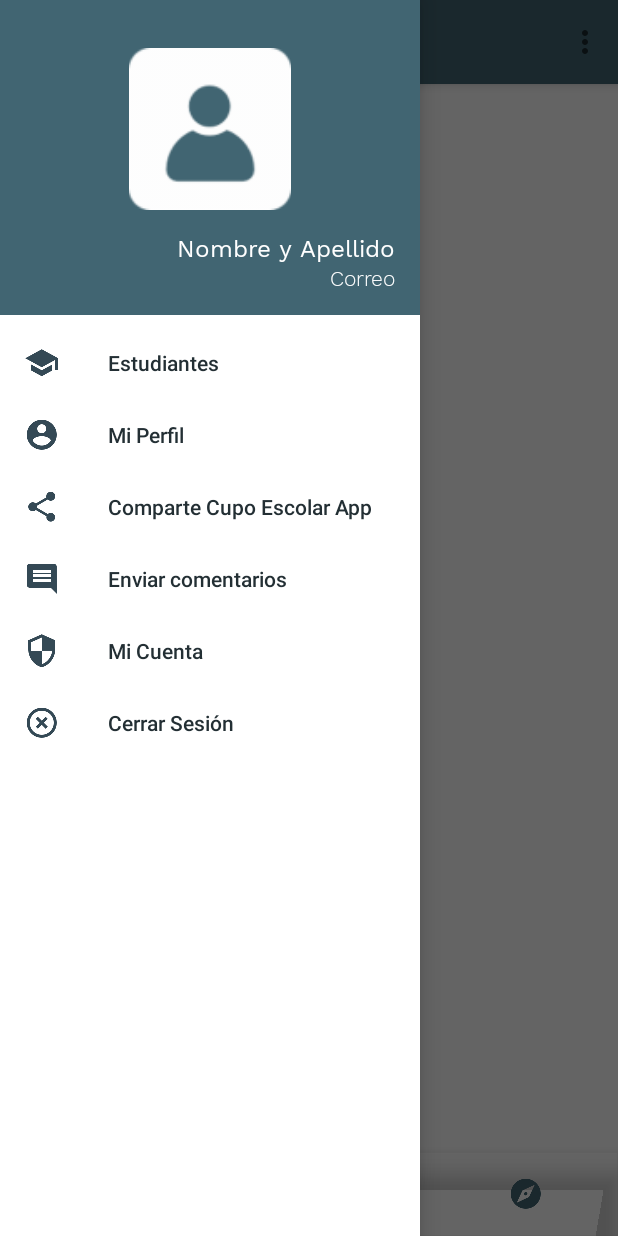
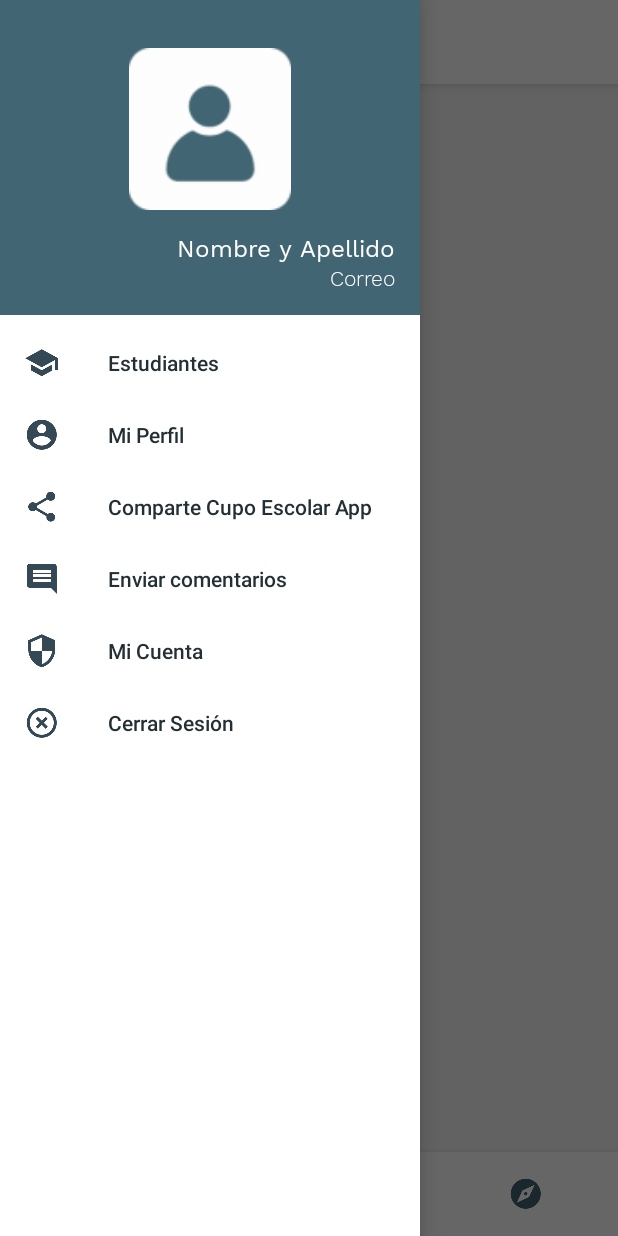
Before and after one commit to jestrada-dev/CupoEscolarApp, an Android app: the MainActivity screen opened directly, with no data from a screen before it, with the side drawer open, on a phone screen of 412 x 824 dp. Run offline under Robolectric (Android 15) with nearby library versions, the phone set to English and light mode, and no system bars; our stand-ins replace ButterKnife, Firebase (no records; nobody signed in at launch, a user with empty details on screens opened directly); 1 statement that could not run was skipped.

Commit message:
APLICACION ESTABLE. Se implementa correcto funcionamiento del bottomNavigationView y el toolbar del MainActivity. Se implementa funcionalidad que guarda y recupera el Attendant de la Base de datos.

```diff
--- a/app/src/main/java/co/jestrada/cupoescolarapp/attendant/contract/IMainContract.java
+++ b/app/src/main/java/co/jestrada/cupoescolarapp/attendant/contract/IMainContract.java
@@ -1,5 +1,6 @@
 package co.jestrada.cupoescolarapp.attendant.contract;
 
+import co.jestrada.cupoescolarapp.attendant.model.bo.AttendantBO;
 import co.jestrada.cupoescolarapp.common.contract.IBaseContract;
 import co.jestrada.cupoescolarapp.login.model.bo.UserBO;
 
@@ -7,14 +8,14 @@ public interface IMainContract extends IBaseContract {
 
     interface IMainView{
         void goToLogin();
-        void setUIToolbar();
+        void setNavViewUI(AttendantBO attendantBO);
     }
 
     interface IMainPresenter{
         void signOut();
 
         void getUser(UserBO userBO);
-
+        void getAttendant(AttendantBO attendantBO);
 
         void onStart();
         void onStop();
--- a/app/src/main/java/co/jestrada/cupoescolarapp/attendant/interactor/AttendantInteractor.java
+++ b/app/src/main/java/co/jestrada/cupoescolarapp/attendant/interactor/AttendantInteractor.java
@@ -2,6 +2,7 @@ package co.jestrada.cupoescolarapp.attendant.interactor;
 
 
 import android.support.annotation.NonNull;
+import android.support.annotation.Nullable;
 import android.text.format.DateFormat;
 
 import com.google.firebase.auth.FirebaseAuth;
@@ -18,9 +19,11 @@ import java.util.Date;
 import co.jestrada.cupoescolarapp.attendant.contract.IMainContract;
 import co.jestrada.cupoescolarapp.attendant.model.bo.AttendantBO;
 import co.jestrada.cupoescolarapp.attendant.model.modelDocJson.AttendantDocJson;
+import co.jestrada.cupoescolarapp.attendant.model.modelDocJson.RefPointDocJson;
 import co.jestrada.cupoescolarapp.common.constant.CustomDateUtils;
 import co.jestrada.cupoescolarapp.common.constant.Firebase;
 import co.jestrada.cupoescolarapp.common.contract.IBaseContract;
+import co.jestrada.cupoescolarapp.login.contract.ILoginContract;
 import co.jestrada.cupoescolarapp.login.contract.ISignUpContract;
 import co.jestrada.cupoescolarapp.login.model.bo.LoginMethodBO;
 import co.jestrada.cupoescolarapp.login.model.bo.UserBO;
@@ -30,78 +33,81 @@ import co.jestrada.cupoescolarapp.login.model.modelDocJson.LoginMethodDocJson;
 import co.jestrada.cupoescolarapp.login.model.modelDocJson.UserDocJson;
 
 public class AttendantInteractor implements
-        IBaseContract.IBaseInteractor{
+        IBaseContract.IBaseInteractor,
+        ISignUpContract.IAttendantInteractor{
+
+    private ISignUpContract.ISignUpPresenter mSignUpPresenter;
+    private IMainContract.IMainPresenter mMainPresenter;
+    private ILoginContract.ILoginPresenter mLoginPresenter;
 
     private FirebaseDatabase mFirebaseDB;
     private DatabaseReference dbRefAttendants;
 
-    private ISignUpContract.ISignUpPresenter mSignUpPresenter;
-    private IMainContract.IMainPresenter mMainPresenter;
-
-    private FirebaseAuth mFirebaseAuth;
-
-    private UserBO userBOApp;
-
-    public AttendantInteractor(ISignUpContract.ISignUpPresenter mSignUpPresenter) {
+    public AttendantInteractor(@Nullable ISignUpContract.ISignUpPresenter mSignUpPresenter,
+                               @Nullable IMainContract.IMainPresenter mMainPresenter,
+                               @Nullable ILoginContract.ILoginPresenter mLoginPresenter) {
+        this.mSignUpPresenter = mSignUpPresenter;
+        this.mMainPresenter = mMainPresenter;
+        this.mLoginPresenter = mLoginPresenter;
         this.mFirebaseDB = FirebaseDatabase.getInstance();
-        this.mSignUpPresenter = mSignUpPresenter;
         this.dbRefAttendants = mFirebaseDB.getReference(Firebase.ATTENDANTS);
-
-        mFirebaseAuth = FirebaseAuth.getInstance();
     }
 
-    public AttendantInteractor(IMainContract.IMainPresenter mMainPresenter) {
-        this.mFirebaseDB = FirebaseDatabase.getInstance();
-        this.mMainPresenter = mMainPresenter;
-        this.dbRefAttendants = mFirebaseDB.getReference(Firebase.ATTENDANTS);
-
-        mFirebaseAuth = FirebaseAuth.getInstance();
-    }
-
+    @Override
     public void getAttendant(final String userUid) {
         dbRefAttendants.child(userUid).addValueEventListener(new ValueEventListener() {
             @Override
             public void onDataChange(DataSnapshot attendantDS) {
-                // TODO: Modelar la clase AttentantDocJson
                 final AttendantDocJson attendantDocJson = attendantDS.getValue(AttendantDocJson.class);
 
+                dbRefAttendants.child(userUid)
+                        .child(Firebase.ATTENDANTS_REF_POINT).addValueEventListener(new ValueEventListener() {
+                    @Override
+                    public void onDataChange(@NonNull DataSnapshot refPointDS) {
+                        final RefPointDocJson refPointDocJson = refPointDS.getValue(RefPointDocJson.class);
+                        AttendantBO attendantBO = new AttendantBO();
+                        attendantBO.setValues(attendantDocJson, refPointDocJson);
+                        notifyAttandantChanges(attendantBO);
+                    }
+
+                    @Override
+                    public void onCancelled(@NonNull DatabaseError databaseError) {
+                    }
+                });
             }
 
             @Override
             public void onCancelled(DatabaseError databaseError) {
-                //TODO: Handle error on presenter here.
             }
         });
     }
 
-    private void notifyAttandantChanges() {
+    private void notifyAttandantChanges(AttendantBO attendantBO) {
         if(mMainPresenter != null){
-            mMainPresenter.getUser(userBOApp);
+            mMainPresenter.getAttendant(attendantBO);
+        }
+
+        if(mSignUpPresenter != null){
+
+        }
+
+        if(mLoginPresenter != null){
+
         }
     }
 
-    //TODO: Handle error on presenter here.
+    @Override
     public void saveAttendant(AttendantBO attendantBO) {
-        final DatabaseReference dbRefUsers = mFirebaseDB.getReference(Firebase.USERS);
+        final DatabaseReference dbRefAttendants = mFirebaseDB.getReference(Firebase.ATTENDANTS);
         AttendantDocJson attendantDocJson = new AttendantDocJson();
         attendantDocJson.setValues(attendantBO);
+        dbRefAttendants.child(attendantDocJson.getUserUid()).setValue(attendantDocJson);
 
-/*        ArrayList<LoginMethodBO> loginMethodBOS = new ArrayList<>();
-        loginMethodBOS.addAll(userBO.getLogins());*/
-
-        dbRefUsers.child(attendantDocJson.getUserUid()
-        )
-                .setValue(attendantDocJson);
-
-/*        for (LoginMethodBO loginMethod : loginMethodBOS){
-            LoginMethodDocJson loginMethodDocJson = new LoginMethodDocJson();
-            loginMethodDocJson.setValues(loginMethod);
-            dbRefUsers.child(userDocJson.getuId())
-                    .child(Firebase.USERS_LOGINS)
-                    .child(loginMethodDocJson.getLoginMethod().toString())
-                    .setValue(loginMethodDocJson);
-        }*/
-
+        RefPointDocJson refPointDocJson = new RefPointDocJson();
+        refPointDocJson.setValues(attendantBO);
+        dbRefAttendants.child(attendantDocJson.getUserUid())
+                .child(Firebase.ATTENDANTS_REF_POINT)
+                .setValue(refPointDocJson);
     }
 
 }
--- a/app/src/main/java/co/jestrada/cupoescolarapp/attendant/model/bo/AttendantBO.java
+++ b/app/src/main/java/co/jestrada/cupoescolarapp/attendant/model/bo/AttendantBO.java
@@ -24,6 +24,7 @@ public class AttendantBO {
     }
 
     public void setValues(AttendantDocJson attendantDocJson, RefPointDocJson refPointDocJson){
+        if (attendantDocJson != null){
             this.userUid = attendantDocJson.getUserUid();
             this.docId = attendantDocJson.getDocId();
             this.docIdType = attendantDocJson.getDocIdType();
@@ -35,9 +36,13 @@ public class AttendantBO {
             this.email = attendantDocJson.getEmail();
             this.localPhone = attendantDocJson.getLocalPhone();
             this.mobilePhone = attendantDocJson.getMobilePhone();
+            if (refPointDocJson != null){
                 RefPointBO mRefPointBO = new RefPointBO();
                 mRefPointBO.setValues(refPointDocJson);
                 this.refPoint = mRefPointBO;
+            }
+        }
+
     }
 
     public String getUserUid() {
--- a/app/src/main/java/co/jestrada/cupoescolarapp/attendant/presenter/MainPresenter.java
+++ b/app/src/main/java/co/jestrada/cupoescolarapp/attendant/presenter/MainPresenter.java
@@ -6,6 +6,8 @@ import android.support.annotation.NonNull;
 import com.google.firebase.auth.FirebaseAuth;
 import com.google.firebase.auth.FirebaseUser;
 
+import co.jestrada.cupoescolarapp.attendant.interactor.AttendantInteractor;
+import co.jestrada.cupoescolarapp.attendant.model.bo.AttendantBO;
 import co.jestrada.cupoescolarapp.common.presenter.BasePresenter;
 import co.jestrada.cupoescolarapp.attendant.contract.IMainContract;
 import co.jestrada.cupoescolarapp.login.interactor.UserInteractor;
@@ -18,6 +20,7 @@ public class MainPresenter extends BasePresenter implements
     private Context mContext;
 
     private UserInteractor mUserInteractor;
+    private AttendantInteractor mAttendantInteractor;
 
     private FirebaseAuth mFirebaseAuth;
 
@@ -26,12 +29,17 @@ public class MainPresenter extends BasePresenter implements
     public MainPresenter(final Context mContext) {
         this.mMainView = (IMainContract.IMainView) mContext;
         this.mUserInteractor = new UserInteractor(null, null, this);
+        this.mAttendantInteractor = new AttendantInteractor(null,this, null);
         this.mContext = mContext;
         mFirebaseAuth = FirebaseAuth.getInstance();
     }
 
 
     private void getData(){
+        FirebaseUser mFirebaseUser = mFirebaseAuth.getCurrentUser();
+        if (mFirebaseUser != null){
+            mAttendantInteractor.getAttendant(mFirebaseUser.getUid());
+        }
 
     }
 
@@ -46,6 +54,11 @@ public class MainPresenter extends BasePresenter implements
     @Override
     public void getUser(UserBO userBO) {
 
+    }
+
+    @Override
+    public void getAttendant(AttendantBO attendantBO) {
+        mMainView.setNavViewUI(attendantBO);
     }
 
     @Override
--- a/app/src/main/java/co/jestrada/cupoescolarapp/attendant/view/SearchSchoolsFragment.java
+++ b/app/src/main/java/co/jestrada/cupoescolarapp/attendant/view/ClosestSchoolsFragment.java
@@ -12,10 +12,10 @@ import co.jestrada.cupoescolarapp.R;
 /**
  * A simple {@link Fragment} subclass.
  */
-public class SearchSchoolsFragment extends Fragment {
+public class ClosestSchoolsFragment extends Fragment {
 
 
-    public SearchSchoolsFragment() {
+    public ClosestSchoolsFragment() {
         // Required empty public constructor
     }
 
@@ -24,7 +24,7 @@ public class SearchSchoolsFragment extends Fragment {
     public View onCreateView(LayoutInflater inflater, ViewGroup container,
                              Bundle savedInstanceState) {
         // Inflate the layout for this fragment
-        return inflater.inflate(R.layout.fragment_search_schools, container, false);
+        return inflater.inflate(R.layout.fragment_closest_schools, container, false);
     }
 
 }
--- a/app/src/main/java/co/jestrada/cupoescolarapp/attendant/view/MainActivity.java
+++ b/app/src/main/java/co/jestrada/cupoescolarapp/attendant/view/MainActivity.java
@@ -10,13 +10,15 @@ import android.support.v4.widget.DrawerLayout;
 import android.support.v7.widget.Toolbar;
 import android.support.v4.app.Fragment;
 import android.support.v4.app.FragmentTransaction;
-import android.view.Menu;
-import android.view.MenuInflater;
 import android.view.MenuItem;
 import android.widget.FrameLayout;
+import android.widget.TextView;
+import android.widget.Toast;
 
+import butterknife.BindView;
 import butterknife.ButterKnife;
 import co.jestrada.cupoescolarapp.R;
+import co.jestrada.cupoescolarapp.attendant.model.bo.AttendantBO;
 import co.jestrada.cupoescolarapp.common.view.BaseActivity;
 import co.jestrada.cupoescolarapp.attendant.contract.IMainContract;
 import co.jestrada.cupoescolarapp.login.model.bo.UserBO;
@@ -25,6 +27,12 @@ import co.jestrada.cupoescolarapp.login.view.LoginActivity;
 
 public class MainActivity extends BaseActivity implements
         IMainContract.IMainView{
+
+/*    @BindView(R.id.tv_user_name)
+    TextView tvUserName;
+
+    @BindView(R.id.tv_user_email)
+    TextView tvUserEmail;*/
 
     private BottomNavigationView mBottomNavigationView;
     private NavigationView mNavigationView;
@@ -36,7 +44,7 @@ public class MainActivity extends BaseActivity implements
     private EnrollsStudentsFragment mEnrollsStudentsFragment;
     private DashboardFragment mDashboardFragment;
     private NotificationsFragment mNotificationsFragment;
-    private SearchSchoolsFragment mSearchSchoolsFragment;
+    private ClosestSchoolsFragment mClosestSchoolsFragment;
 
     private MainPresenter mMainPresenter;
 
@@ -57,8 +65,7 @@ public class MainActivity extends BaseActivity implements
         mEnrollsStudentsFragment = new EnrollsStudentsFragment();
         mDashboardFragment = new DashboardFragment();
         mNotificationsFragment = new NotificationsFragment();
-        mSearchSchoolsFragment = new SearchSchoolsFragment();
-        setFragment(mDashboardFragment);
+        mClosestSchoolsFragment = new ClosestSchoolsFragment();
 
         mNavigationView = (NavigationView) findViewById(R.id.left_nav_view);
         mNavigationView.setNavigationItemSelectedListener(new NavigationView.OnNavigationItemSelectedListener() {
@@ -104,19 +111,22 @@ public class MainActivity extends BaseActivity implements
                 switch (menuItem.getItemId()){
                     case R.id.menu_nav_enrolls:
                         setFragment(mEnrollsStudentsFragment);
+                        setTitleToolbar(getString(R.string.enroll_students));
                         return true;
 
                     case R.id.menu_nav_dashboard:
                         setFragment(mDashboardFragment);
+                        setTitleToolbar(getString(R.string.dashboard));
                         return true;
 
                     case R.id.menu_nav_notifications:
                         setFragment(mNotificationsFragment);
-
+                        setTitleToolbar(getString(R.string.notifications));
                         return true;
 
                     case R.id.menu_nav_search_schools:
-                        setFragment(mSearchSchoolsFragment);
+                        setFragment(mClosestSchoolsFragment);
+                        setTitleToolbar(getString(R.string.closest_schools));
                         return true;
 
                     default:
@@ -125,6 +135,10 @@ public class MainActivity extends BaseActivity implements
 
             }
         });
+
+        mBottomNavigationView.setSelectedItemId(R.id.menu_nav_dashboard);
+        setFragment(mDashboardFragment);
+        setTitleToolbar(getString(R.string.dashboard));
     }
 
     private void goToMyAccount() {
@@ -145,11 +159,17 @@ public class MainActivity extends BaseActivity implements
     private void setToolbar() {
         if(mToolbar != null){
             setSupportActionBar(mToolbar);
-            getSupportActionBar().setHomeAsUpIndicator(R.drawable.ic_avatar);
-            getSupportActionBar().setDisplayHomeAsUpEnabled(true);
+            //getSupportActionBar().setHomeAsUpIndicator(R.drawable.ic_avatar);
+            //getSupportActionBar().setDisplayHomeAsUpEnabled(true);
+
+            mToolbar.setNavigationIcon(R.drawable.ic_avatar);
         }
     }
 
+
+    private void setTitleToolbar(String title){
+        getSupportActionBar().setTitle(title);
+    }
 
     @Override
     public boolean onOptionsItemSelected(MenuItem item) {
@@ -160,13 +180,6 @@ public class MainActivity extends BaseActivity implements
                 return true;
         }
         return super.onOptionsItemSelected(item);
-    }
-
-    @Override
-    public boolean onCreateOptionsMenu(Menu menu) {
-        MenuInflater mMenuInflater = getMenuInflater();
-        mMenuInflater.inflate(R.menu.menu_top_toolbar, menu);
-        return true;
     }
 
     private void setFragment(Fragment fragment){
@@ -189,14 +202,11 @@ public class MainActivity extends BaseActivity implements
     }
 
     @Override
-    public void setUIToolbar() {
-        if(mToolbar != null){
-            UserBO userBOApp = UserBO.getInstance();
-            mToolbar.setTitle(userBOApp.getEmail());
-            mToolbar.setSubtitle(userBOApp.getFirstName());
-            mToolbar.setLogo(getDrawable(R.drawable.ic_account_circle));
-        }
+    public void setNavViewUI(AttendantBO attendantBO) {
+        Toast.makeText(MainActivity.this, attendantBO.getEmail(),Toast.LENGTH_SHORT).show();
+        //tvUserName.setText(attendantBO.getFirstName());
     }
+
 
     @Override
     protected void onStart() {
--- a/app/src/main/java/co/jestrada/cupoescolarapp/common/constant/Firebase.java
+++ b/app/src/main/java/co/jestrada/cupoescolarapp/common/constant/Firebase.java
@@ -8,7 +8,6 @@ public class Firebase {
     public static final String LOGIN_METHOD_EMAIL_PASSWORD = "EMAIL_AND_PASSWORD";
     public static final String FIELD_ACTIVATE_TIMESTAMP = "activateTimestamp";
 
-
     public static final String ATTENDANTS = "Attendants";
-
+    public static final String ATTENDANTS_REF_POINT = "RefPoint";
 }
--- a/app/src/main/java/co/jestrada/cupoescolarapp/login/contract/ISignUpContract.java
+++ b/app/src/main/java/co/jestrada/cupoescolarapp/login/contract/ISignUpContract.java
@@ -2,6 +2,7 @@ package co.jestrada.cupoescolarapp.login.contract;
 
 import android.widget.EditText;
 
+import co.jestrada.cupoescolarapp.attendant.model.bo.AttendantBO;
 import co.jestrada.cupoescolarapp.common.contract.IBaseContract;
 import co.jestrada.cupoescolarapp.login.model.bo.LoginMethodBO;
 import co.jestrada.cupoescolarapp.login.model.bo.UserBO;
@@ -36,4 +37,8 @@ public interface ISignUpContract extends IBaseContract {
         void saveUser(UserBO userBO);
     }
 
+    interface IAttendantInteractor extends IBaseContract.IBaseInteractor{
+        void getAttendant(final String userUid);
+        void saveAttendant(AttendantBO attendantBO);
+    }
 }
--- a/app/src/main/java/co/jestrada/cupoescolarapp/login/presenter/SignUpPresenter.java
+++ b/app/src/main/java/co/jestrada/cupoescolarapp/login/presenter/SignUpPresenter.java
@@ -20,6 +20,8 @@ import java.util.ArrayList;
 import java.util.Date;
 
 import co.jestrada.cupoescolarapp.R;
+import co.jestrada.cupoescolarapp.attendant.interactor.AttendantInteractor;
+import co.jestrada.cupoescolarapp.attendant.model.bo.AttendantBO;
 import co.jestrada.cupoescolarapp.common.constant.CustomDateUtils;
 import co.jestrada.cupoescolarapp.common.constant.Fields;
 import co.jestrada.cupoescolarapp.common.presenter.BasePresenter;
@@ -37,6 +39,7 @@ public class SignUpPresenter extends BasePresenter implements
     private ISignUpContract.ISignUpView mSignUpView;
     private FirebaseAuth mFirebaseAuth;
     private UserInteractor mUserInteractor;
+    private AttendantInteractor mAttendantInteractor;
 
     private UserBO userBOApp;
 
@@ -45,6 +48,7 @@ public class SignUpPresenter extends BasePresenter implements
         this.mSignUpView = (ISignUpContract.ISignUpView) mContext;
         this.mFirebaseAuth = FirebaseAuth.getInstance();
         this.mUserInteractor = new UserInteractor(null,this,null);
+        this.mAttendantInteractor = new AttendantInteractor(this,null, null);
     }
 
     private boolean isValidEmail(String email){
--- a/app/src/main/res/layout/activity_main.xml
+++ b/app/src/main/res/layout/activity_main.xml
@@ -5,6 +5,7 @@
     android:id="@+id/drawer_layout"
     android:layout_width="match_parent"
     android:layout_height="match_parent"
+    android:background="@color/mColorBackground"
     android:fitsSystemWindows="true">
 
     <RelativeLayout
@@ -26,7 +27,7 @@
             android:layout_width="match_parent"
             android:layout_height="@dimen/height_bottom_bar"
             android:layout_alignParentBottom="true"
-            android:background="@android:color/transparent"
+            android:background="@android:color/white"
             app:itemIconTint="@color/mColorNavIcon"
             app:itemTextColor="@color/mColorNavText"
             app:itemHorizontalTranslationEnabled="true"
--- a/app/src/main/res/layout/fragment_dashboard.xml
+++ b/app/src/main/res/layout/fragment_dashboard.xml
@@ -5,9 +5,5 @@
     android:layout_height="match_parent"
     tools:context=".attendant.view.DashboardFragment">
 
-    <TextView
-        android:layout_width="match_parent"
-        android:layout_height="match_parent"
-        android:text="Dashboard" />
 
 </FrameLayout>
--- a/app/src/main/res/layout/fragment_enrolls_students.xml
+++ b/app/src/main/res/layout/fragment_enrolls_students.xml
@@ -5,10 +5,4 @@
     android:layout_height="match_parent"
     tools:context=".attendant.view.EnrollsStudentsFragment">
 
-    <!-- TODO: Update blank fragment layout -->
-    <TextView
-        android:layout_width="match_parent"
-        android:layout_height="match_parent"
-        android:text="@string/hello_blank_fragment" />
-
 </FrameLayout>
--- a/app/src/main/res/layout/fragment_notifications.xml
+++ b/app/src/main/res/layout/fragment_notifications.xml
@@ -5,10 +5,5 @@
     android:layout_height="match_parent"
     tools:context=".attendant.view.NotificationsFragment">
 
-    <!-- TODO: Update blank fragment layout -->
-    <TextView
-        android:layout_width="match_parent"
-        android:layout_height="match_parent"
-        android:text="@string/hello_blank_fragment" />
 
 </FrameLayout>
--- a/app/src/main/res/layout/top_toolbar.xml
+++ b/app/src/main/res/layout/top_toolbar.xml
@@ -1,9 +1,8 @@
 <?xml version="1.0" encoding="utf-8"?>
-<android.support.v7.widget.Toolbar
-    android:id="@+id/toolbar"
+<android.support.v7.widget.Toolbar android:id="@+id/toolbar"
     xmlns:android="http://schemas.android.com/apk/res/android"
     android:layout_width="match_parent"
     android:layout_height="?attr/actionBarSize"
     android:theme="@style/MainToolbar"
-    android:background="@color/mColorPrimaryLight"
+    android:background="@android:color/white"
     android:translationZ="4dp" />
--- a/app/src/main/res/menu/menu_bottom_nav_bar.xml
+++ b/app/src/main/res/menu/menu_bottom_nav_bar.xml
@@ -4,21 +4,21 @@
     <item
         android:id="@+id/menu_nav_enrolls"
         android:icon="@drawable/ic_enrolls"
-        android:title="@string/menu_nav_enrolls"/>
+        android:title=""/>
 
     <item
         android:id="@+id/menu_nav_dashboard"
         android:icon="@drawable/ic_dashboard_black_24dp"
-        android:title="@string/menu_nav_dashboard" />
+        android:title="" />
 
     <item
         android:id="@+id/menu_nav_notifications"
         android:icon="@drawable/ic_notifications"
-        android:title="@string/menu_nav_notifications" />
+        android:title="" />
 
     <item
         android:id="@+id/menu_nav_search_schools"
         android:icon="@drawable/ic_explore"
-        android:title="@string/menu_nav_search_schools" />
+        android:title="" />
 
 </menu>
--- a/app/src/main/res/values/strings.xml
+++ b/app/src/main/res/values/strings.xml
@@ -71,6 +71,11 @@
 
     <!-- TODO: Remove or change this placeholder text -->
     <string name="hello_blank_fragment">Hello blank fragment</string>
+    <string name="start">Inicio</string>
+    <string name="enroll_students">Estudiantes Inscritos</string>
+    <string name="dashboard">Dashboard</string>
+    <string name="notifications">Notificaciones</string>
+    <string name="closest_schools">Colegios más Cercanos</string>
 
 
 </resources>
```
Also changed, not shown: app/src/main/java/co/jestrada/cupoescolarapp/attendant/model/modelDocJson/RefPointDocJson.java (+11 -0 lines), app/src/main/java/co/jestrada/cupoescolarapp/attendant/view/DashboardFragment.java (+2 -6 lines), app/src/main/java/co/jestrada/cupoescolarapp/login/presenter/LoginPresenter.java (+18 -0 lines), app/src/main/res/layout/fragment_closest_schools.xml (renamed from app/src/main/res/layout/fragment_search_schools.xml, +1 -6 lines). Lines whose indentation alone changed are shown as unchanged.
